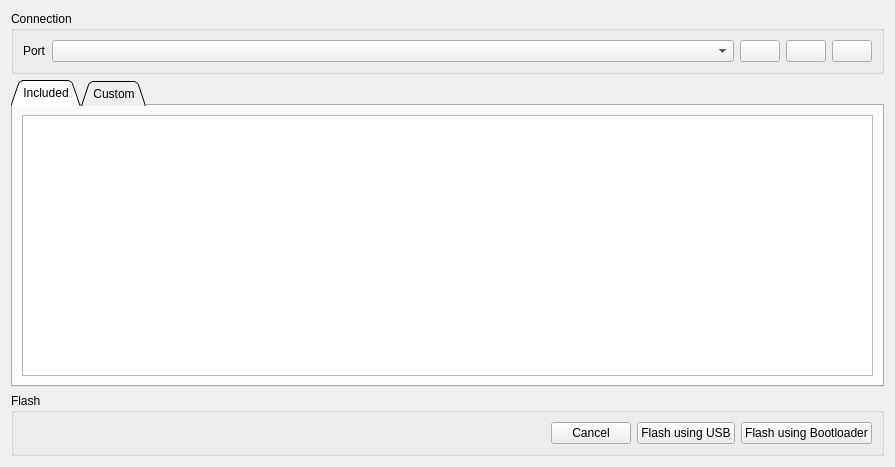
The window that pages/pageespprog.ui (vedderb/vesc_tool) describes before a commit, drawn with Qt 5.
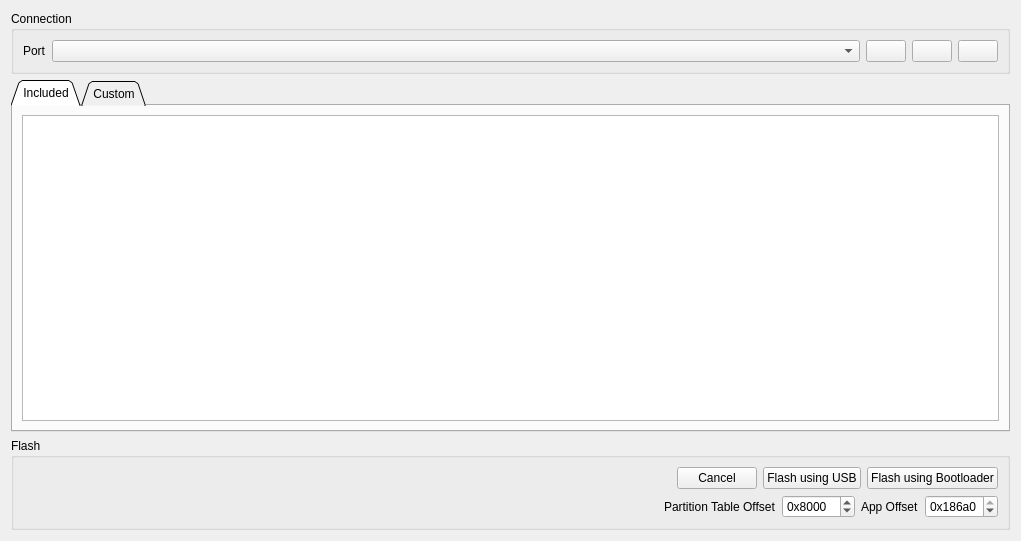
The same window after the commit. Icons and pictures are not drawn. Custom widgets are drawn as their Qt base class.

Commit message: Esp32 flash fixes and configurable offsets

Diff of the .ui file:
```diff
--- a/pages/pageespprog.ui
+++ b/pages/pageespprog.ui
@@ -6,8 +6,8 @@
    <rect>
     <x>0</x>
     <y>0</y>
-    <width>895</width>
-    <height>467</height>
+    <width>1021</width>
+    <height>541</height>
    </rect>
   </property>
   <property name="windowTitle">
@@ -293,6 +293,69 @@
         </item>
        </layout>
       </item>
+      <item>
+       <layout class="QHBoxLayout" name="horizontalLayout_3">
+        <item>
+         <spacer name="horizontalSpacer">
+          <property name="orientation">
+           <enum>Qt::Horizontal</enum>
+          </property>
+          <property name="sizeHint" stdset="0">
+           <size>
+            <width>40</width>
+            <height>20</height>
+           </size>
+          </property>
+         </spacer>
+        </item>
+        <item>
+         <widget class="QLabel" name="label_5">
+          <property name="text">
+           <string>Partition Table Offset</string>
+          </property>
+         </widget>
+        </item>
+        <item>
+         <widget class="QSpinBox" name="partOffsetBox">
+          <property name="prefix">
+           <string>0x</string>
+          </property>
+          <property name="maximum">
+           <number>9999999</number>
+          </property>
+          <property name="value">
+           <number>32768</number>
+          </property>
+          <property name="displayIntegerBase">
+           <number>16</number>
+          </property>
+         </widget>
+        </item>
+        <item>
+         <widget class="QLabel" name="label_6">
+          <property name="text">
+           <string>App Offset</string>
+          </property>
+         </widget>
+        </item>
+        <item>
+         <widget class="QSpinBox" name="appOffsetBox">
+          <property name="prefix">
+           <string>0x</string>
+          </property>
+          <property name="maximum">
+           <number>9999999</number>
+          </property>
+          <property name="value">
+           <number>131072</number>
+          </property>
+          <property name="displayIntegerBase">
+           <number>16</number>
+          </property>
+         </widget>
+        </item>
+       </layout>
+      </item>
      </layout>
     </widget>
    </item>
```
The commit also changes 2 other files.
